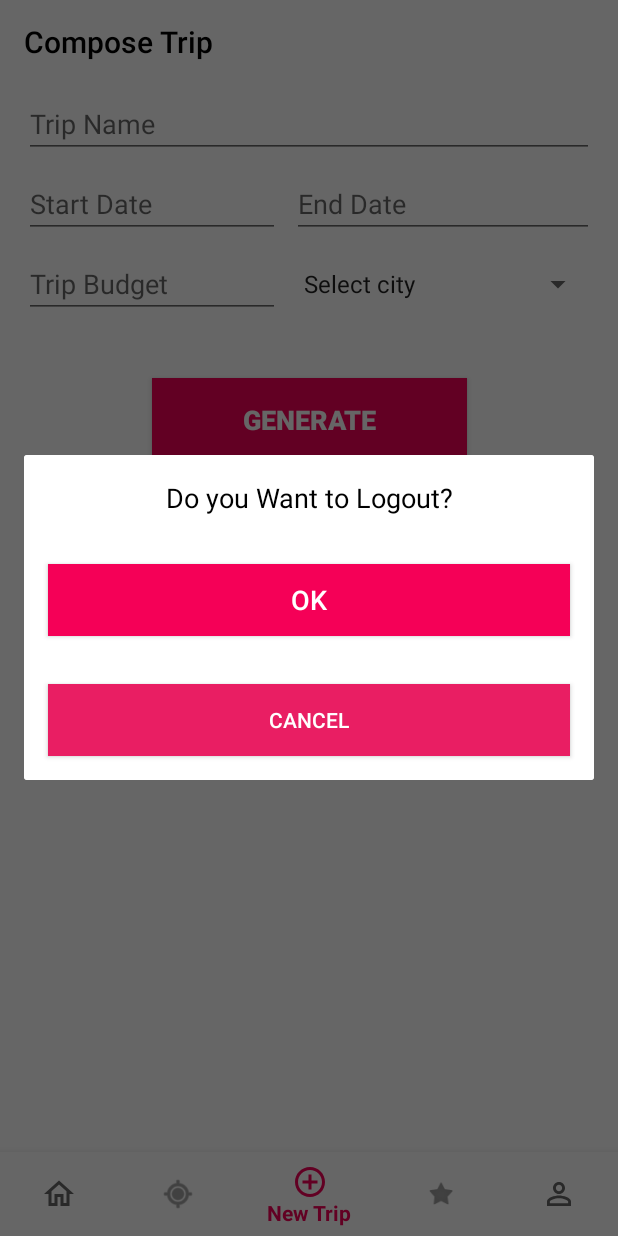
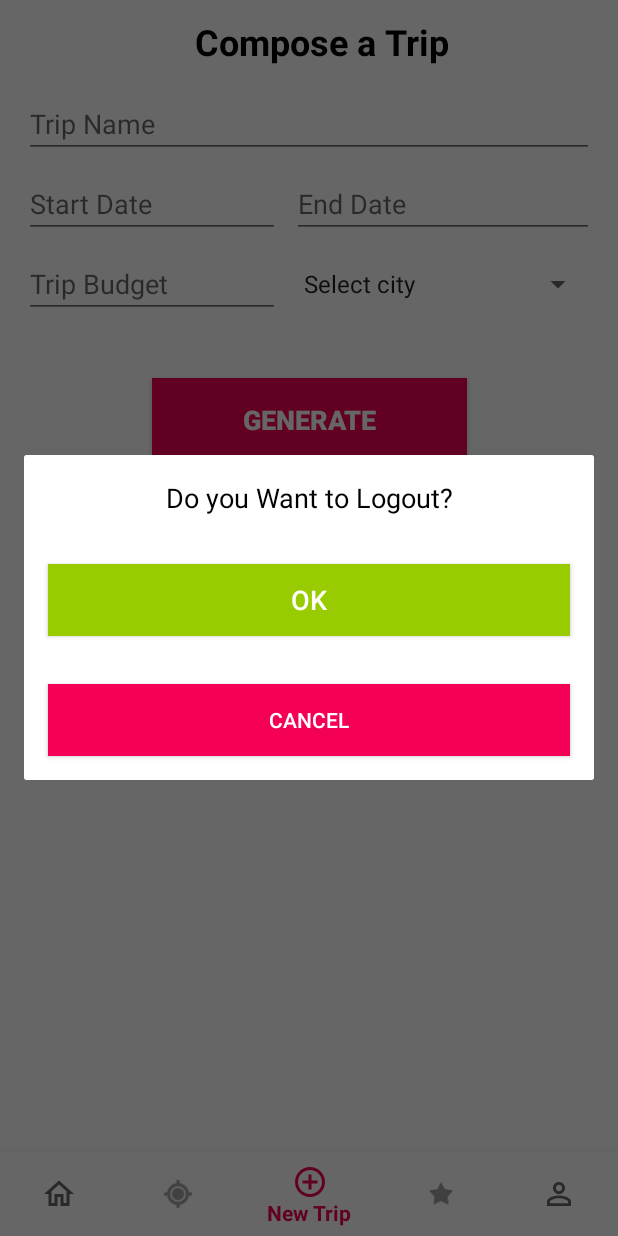
Before and after one commit to baes-of-fbu/Personalized-Itinerary-Generator-, an Android app: the fragment LogoutDialogFragment placed in its activity, item 3 of the bottom bar chosen, on a phone screen of 412 x 824 dp. Run offline under Robolectric (Android 15) with nearby library versions, the phone set to English and light mode, and no system bars; libraries missing offline, so code that uses them is left out: com.parse, net.yslibrary.android; pictures from the network do not load; 8 statements that could not run were skipped.

Commit message:
Added timeline and compose headers

```diff
--- a/app/src/main/res/layout/fragment_achievement.xml
+++ b/app/src/main/res/layout/fragment_achievement.xml
@@ -11,7 +11,7 @@
         android:text="Achievements"
         android:textAlignment="center"
         android:textColor="@color/black"
-        android:textSize="30sp"
+        android:textSize="24sp"
         android:textStyle="bold" />
 
     <TextView
--- a/app/src/main/res/layout/fragment_comment_dialog.xml
+++ b/app/src/main/res/layout/fragment_comment_dialog.xml
@@ -2,7 +2,7 @@
 <androidx.constraintlayout.widget.ConstraintLayout xmlns:android="http://schemas.android.com/apk/res/android"
     xmlns:app="http://schemas.android.com/apk/res-auto"
     xmlns:tools="http://schemas.android.com/tools"
-    android:layout_width="match_parent"
+    android:layout_width="wrap_content"
     android:layout_height="wrap_content"
     android:background="@color/white">
 
--- a/app/src/main/res/layout/fragment_compose.xml
+++ b/app/src/main/res/layout/fragment_compose.xml
@@ -137,10 +137,21 @@
         android:minHeight="?attr/actionBarSize"
         android:theme="?attr/actionBarTheme"
         app:layout_constraintEnd_toEndOf="parent"
+        app:layout_constraintHorizontal_bias="0.0"
         app:layout_constraintStart_toStartOf="parent"
-        app:layout_constraintTop_toTopOf="parent"
-        app:title="@string/compose_trip"
-        app:titleMargin="6dp"
-        app:titleTextColor="@color/black" />
+        app:layout_constraintTop_toTopOf="parent">
 
+        <TextView
+            android:id="@+id/tvTitle"
+            android:layout_width="match_parent"
+            android:layout_height="wrap_content"
+            android:background="@color/white"
+            android:padding="4dp"
+            android:text="@string/compose_trip"
+            android:textAlignment="center"
+            android:textColor="@color/black"
+            android:textSize="24sp"
+            android:textStyle="bold" />
+
+    </androidx.appcompat.widget.Toolbar>
 </androidx.constraintlayout.widget.ConstraintLayout>
--- a/app/src/main/res/layout/fragment_logout_confirmation.xml
+++ b/app/src/main/res/layout/fragment_logout_confirmation.xml
@@ -21,7 +21,7 @@
         android:layout_width="match_parent"
         android:layout_height="wrap_content"
         android:layout_margin="16dp"
-        android:background="@drawable/rounded_btn"
+        android:background="@android:color/holo_green_light"
         android:text="@android:string/yes"
         android:textColor="@color/white"
         android:textSize="18sp" />
@@ -32,7 +32,7 @@
         android:layout_height="wrap_content"
         android:layout_margin="16dp"
         android:background="@drawable/rounded_btn"
-        android:backgroundTint="#E91E63"
+        android:backgroundTint="@color/LightSkyBlue"
         android:text="@android:string/no"
         android:textColor="@color/white" />
 </LinearLayout>
--- a/app/src/main/res/layout/fragment_sidebar.xml
+++ b/app/src/main/res/layout/fragment_sidebar.xml
@@ -22,7 +22,7 @@
         android:layout_width="match_parent"
         android:layout_height="wrap_content"
         android:layout_margin="16dp"
-        android:background="@drawable/rounded_btn"
+        android:background="@android:color/holo_green_light"
         android:text="Edit Profile"
         android:textColor="@color/white"
         android:textSize="18sp"
@@ -33,7 +33,7 @@
         android:layout_width="match_parent"
         android:layout_height="wrap_content"
         android:layout_margin="16dp"
-        android:background="@drawable/rounded_btn"
+        android:background="@android:color/holo_green_light"
         android:text="Report a Problem"
         android:textColor="@color/white"
         android:textSize="18sp"
@@ -44,7 +44,7 @@
         android:layout_width="match_parent"
         android:layout_height="wrap_content"
         android:layout_margin="16dp"
-        android:background="@drawable/rounded_btn"
+        android:background="@android:color/holo_green_light"
         android:text="Help and Support"
         android:textColor="@color/white"
         android:textSize="18sp"
--- a/app/src/main/res/values/strings.xml
+++ b/app/src/main/res/values/strings.xml
@@ -114,6 +114,6 @@
     <string name="comment">comment</string>
     <string name="save">save</string>
     <string name="free">FREE</string>
-    <string name="compose_trip">Compose Trip</string>
+    <string name="compose_trip">Compose a Trip</string>
     <string name="profile_image_keyword">profileImage</string>
 </resources>
```
Also changed, not shown: app/src/main/res/layout/fragment_timeline.xml (+25 -5 lines), app/src/main/res/drawable-v24/mytinerarypic.webp (added).
